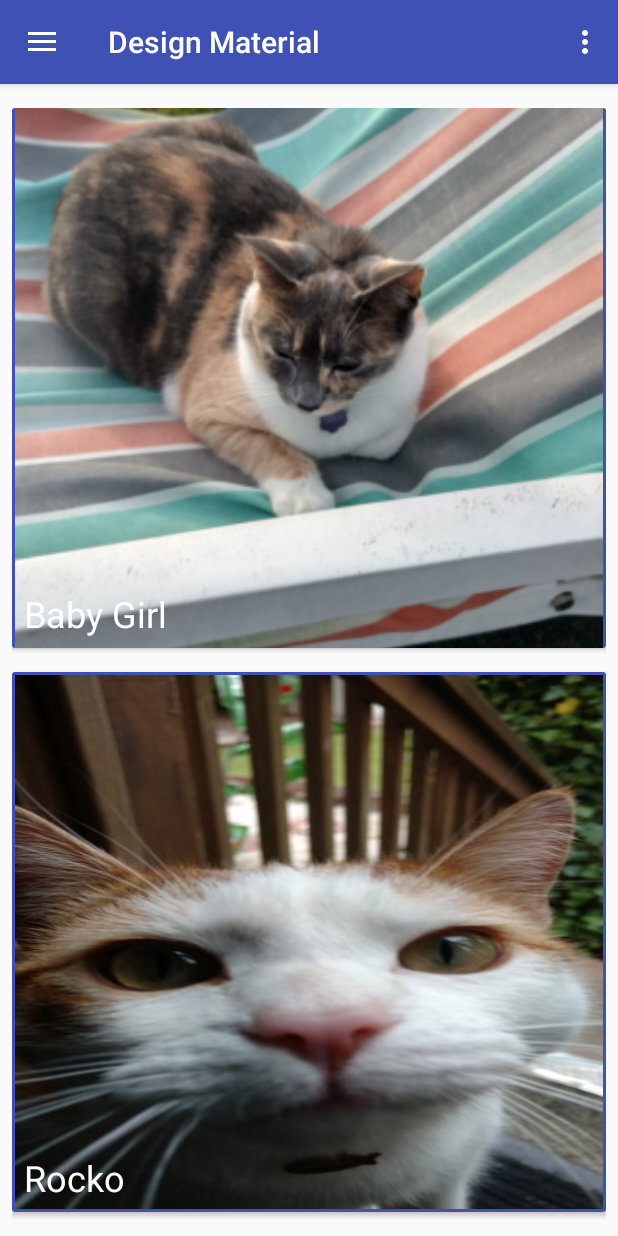
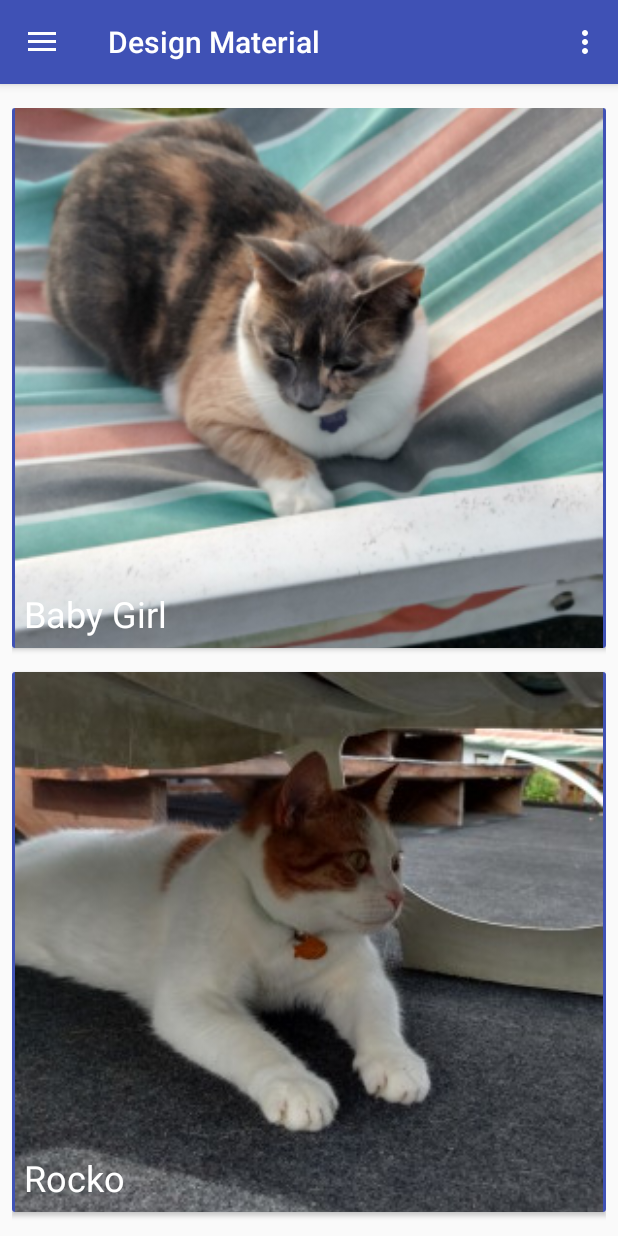
Before and after one commit to paulskrb/MaterialCat, an Android app: the screen it shows after launch (MainActivity), on a phone screen of 412 x 824 dp. Run offline under Robolectric (Android 15) with nearby library versions, the phone set to English and light mode, and no system bars; libraries missing offline, so code that uses them is left out: android.support.v7; 1 statement that could not run was skipped.

```diff
--- a/app/src/main/res/layout/content_main.xml
+++ b/app/src/main/res/layout/content_main.xml
@@ -82,8 +82,7 @@
             android:padding="2dp"
             android:background="?attr/colorPrimary"
             android:src="@drawable/rocko2"
-            android:scaleType="fitXY"
-            android:adjustViewBounds="true"/>
+            android:scaleType="centerCrop" />
 
         <LinearLayout
             android:id="@+id/rockoNameHolder"
```
Also changed, not shown: app/src/main/res/drawable-hdpi/rocko2.jpg, app/src/main/res/drawable-mdpi/rocko2.jpg, app/src/main/res/drawable-xhdpi/rocko2.jpg, app/src/main/res/drawable-xxhdpi/rocko2.jpg, app/src/main/res/drawable-xxxhdpi/rocko2.jpg.
